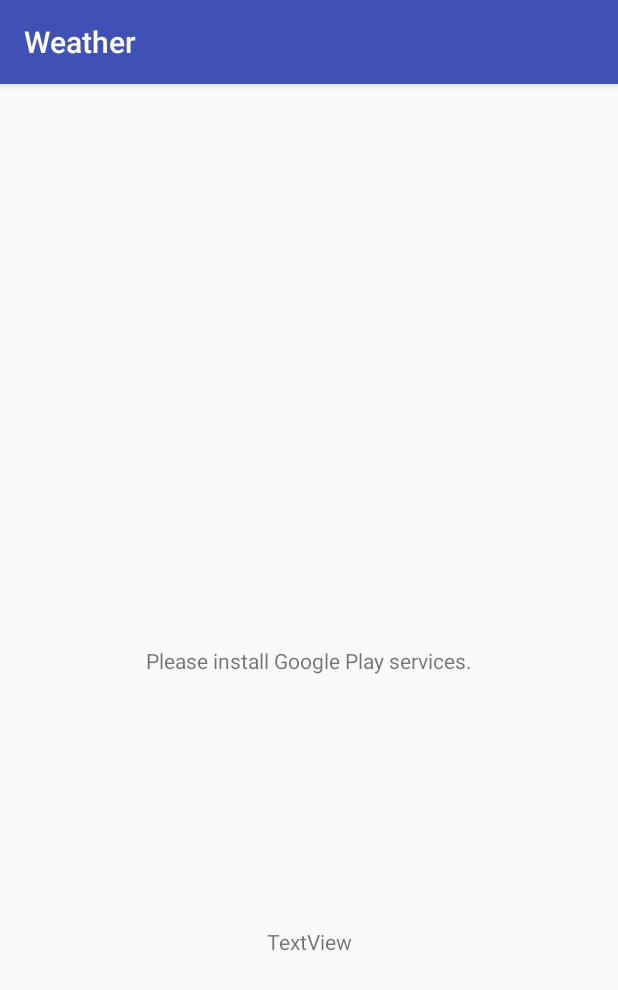
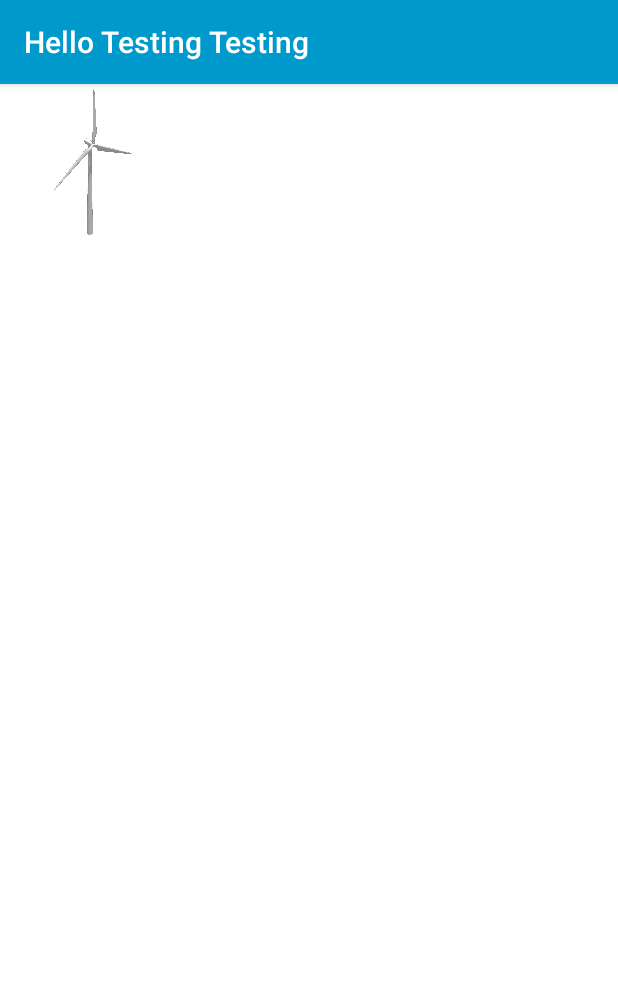
Before and after one commit to Cloud1225/weather, an Android app: the screen it shows after launch (MainActivity), on a phone screen of 412 x 824 dp. Shown: the top 990 px of the screen. Run offline under Robolectric (Android 15) with nearby library versions, the phone set to English and light mode, and no system bars.

Commit message:
New Code Added

```diff
--- a/app/build.gradle
+++ b/app/build.gradle
@@ -25,7 +25,7 @@ dependencies {
         exclude group: 'com.android.support', module: 'support-annotations'
     })
     compile 'com.android.support:appcompat-v7:25.3.1'
-    compile 'com.android.support.constraint:constraint-layout:1.0.2'
+    compile 'com.android.support:design:25.3.1'
     compile 'com.google.android.gms:play-services:11.2.0'
     testCompile 'junit:junit:4.12'
 }
--- a/app/src/main/java/com/example/sabiha/weather/FetchLocationAddressIntent.java
+++ b/app/src/main/java/com/example/sabiha/weather/FetchLocationAddressIntent.java
@@ -14,6 +14,7 @@ import java.io.IOException;
 import java.util.ArrayList;
 import java.util.List;
 import java.util.Locale;
+import java.lang.System;
 
 /**
  * Created by Sabiha on 8/28/2017.
--- a/app/src/main/java/com/example/sabiha/weather/MainActivity.java
+++ b/app/src/main/java/com/example/sabiha/weather/MainActivity.java
@@ -1,33 +1,54 @@
 package com.example.sabiha.weather;
 
 import android.content.Intent;
+import android.graphics.Bitmap;
+import android.graphics.BitmapFactory;
 import android.location.Location;
+import android.os.AsyncTask;
 import android.os.Build;
 import android.os.Handler;
 import android.os.ResultReceiver;
 import android.support.v7.app.AppCompatActivity;
 import android.os.Bundle;
+import android.support.v7.widget.Toolbar;
+import android.util.Log;
+import android.widget.ImageView;
 import android.widget.TextView;
 import android.widget.Toast;
+
+import org.json.JSONException;
 
 
 public class MainActivity extends AppCompatActivity  implements LocationDetailsPlayService.LocationCallback{
 
 
-    TextView latLng, addressTV;
+    TextView tempTV, descTV, windTV;
+    ImageView iconView;
 
     LocationDetailsPlayService LDPS;
     private AddressResultReceiver addResReceiver;
-
+    String Tag = MainActivity.class.getSimpleName();
     @Override
     protected void onCreate(Bundle savedInstanceState) {
         super.onCreate(savedInstanceState);
         setContentView(R.layout.activity_main);
 
-        latLng = (TextView) findViewById(R.id.tb);
-        addressTV = (TextView) findViewById(R.id.textView2);
+        //latLng = (TextView) findViewById(R.id.tb);
+        //addressTV = (TextView) findViewById(R.id.textView2);
+        tempTV = (TextView) findViewById(R.id.temp_textView);
+        descTV = (TextView) findViewById(R.id.desc_textView);
+        windTV = (TextView) findViewById(R.id.wind_textView);
+
+        iconView = (ImageView) findViewById(R.id.icon_iView);
+
         LDPS = new LocationDetailsPlayService(this, this);
         addResReceiver = new AddressResultReceiver(new Handler());
+
+        // Find the toolbar view inside the activity layout
+        Toolbar toolbar = (Toolbar) findViewById(R.id.main_toolbar);
+        // Sets the Toolbar to act as the ActionBar for this Activity window.
+        // Make sure the toolbar exists in the activity and is not null
+        setSupportActionBar(toolbar);
     }
 
     private void loadLocation()
@@ -36,7 +57,7 @@ public class MainActivity extends AppCompatActivity  implements LocationDetailsP
 
             String stringLongitude = String.valueOf(LDPS.getLongitude());
             String stringLatitude = String.valueOf(LDPS.getLatitude());
-            latLng.setText(stringLongitude + "  " + stringLatitude);
+            //latLng.setText(stringLongitude + "  " + stringLatitude);
         }
     }
 
@@ -51,7 +72,7 @@ public class MainActivity extends AppCompatActivity  implements LocationDetailsP
         super.onResume();
 
         if (!Permission.checkPlayServices(this)) {
-            latLng.setText("Please install Google Play services.");
+            //latLng.setText("Please install Google Play services.");
         }
         //loadLocation();
     }
@@ -92,9 +113,12 @@ public class MainActivity extends AppCompatActivity  implements LocationDetailsP
             double currentLatitude = location.getLatitude();
             double currentLongitude = location.getLongitude();
 
-            latLng.setText(currentLongitude + "  " + currentLatitude);
+            //latLng.setText(currentLongitude + "  " + currentLatitude);
 
             startIntentService(location);
+
+            JasonAsyncTask jasonAsyncTask = new JasonAsyncTask();
+            jasonAsyncTask.execute(new Location[]{location});
         }
     }
 
@@ -108,7 +132,7 @@ public class MainActivity extends AppCompatActivity  implements LocationDetailsP
 
     private void displayAddressOutput(String address)
     {
-        addressTV.setText(address);
+        //addressTV.setText(address);
         LDPS.stopConnection();
     }
 
@@ -139,4 +163,37 @@ public class MainActivity extends AppCompatActivity  implements LocationDetailsP
         }
 
     }
+
+    public class JasonAsyncTask extends AsyncTask<Location, Void, WeatherDetails> {
+        @Override
+        protected WeatherDetails doInBackground(Location... params) {
+            WeatherDetails weather;
+            String data = JasonParser.getWeatherData(params[0]);
+            Log.i(Tag, data);
+            try {
+                weather = JasonParser.getWeatherDetails(data);
+                weather.iconData = JasonParser.getWeatherImage(weather.currentWeather.getIcon());
+                return weather;
+            }
+            catch (JSONException e)
+            {
+                e.printStackTrace();
+                return null;
+            }
+        }
+
+        @Override
+        protected void onPostExecute(WeatherDetails weatherDetails) {
+            super.onPostExecute(weatherDetails);
+            Log.d(Tag, weatherDetails.iconData.toString());
+            tempTV.setText(String.valueOf(weatherDetails.main.getTemperature()));
+            descTV.setText(weatherDetails.currentWeather.getDescription());
+            windTV.setText("Dir: "+weatherDetails.wind.getWindDirection()+"  Speed: "+weatherDetails.wind.getWindSpeed());
+
+            if (weatherDetails.iconData != null && weatherDetails.iconData.length > 0) {
+                Bitmap img = BitmapFactory.decodeByteArray(weatherDetails.iconData, 0, weatherDetails.iconData.length);
+                iconView.setImageBitmap(img);
+            }
+        }
+    }
 }
--- a/app/src/main/res/layout/activity_main.xml
+++ b/app/src/main/res/layout/activity_main.xml
@@ -1,5 +1,88 @@
 <?xml version="1.0" encoding="utf-8"?>
-<android.support.constraint.ConstraintLayout xmlns:android="http://schemas.android.com/apk/res/android"
+<android.support.design.widget.CoordinatorLayout
+    xmlns:android="http://schemas.android.com/apk/res/android"
+    xmlns:app="http://schemas.android.com/apk/res-auto"
+    android:layout_width="match_parent"
+    android:layout_height="match_parent"
+    android:background="@android:color/background_light"
+    android:fitsSystemWindows="false"
+    >
+
+    <android.support.design.widget.AppBarLayout
+        android:id="@+id/main.appbar"
+        android:layout_width="match_parent"
+        android:layout_height="wrap_content"
+        android:theme="@style/ThemeOverlay.AppCompat.ActionBar"
+        android:fitsSystemWindows="true"
+        >
+
+
+        <android.support.v7.widget.Toolbar
+            android:id="@+id/main.toolbar"
+            android:layout_width="match_parent"
+            android:layout_height="?attr/actionBarSize"
+            app:popupTheme="@style/ThemeOverlay.AppCompat.Light"
+            app:layout_collapseMode="pin"
+            android:background="@android:color/holo_blue_dark"
+            app:title="Hello Testing Testing"
+            />
+    </android.support.design.widget.AppBarLayout>
+
+    <android.support.v4.widget.NestedScrollView
+        android:layout_width="match_parent"
+        android:layout_height="match_parent"
+        app:layout_behavior="@string/appbar_scrolling_view_behavior"
+        >
+        <RelativeLayout
+            android:layout_width="match_parent"
+            android:layout_height="match_parent"
+            >
+
+        <TextView
+            android:layout_width="match_parent"
+            android:layout_height="wrap_content"
+            android:textSize="30sp"
+            android:lineSpacingExtra="8dp"
+            android:id="@+id/temp_textView"
+            android:layout_gravity="center_horizontal"
+            />
+        <ImageView
+            android:layout_height="30dp"
+            android:layout_width="30dp"
+            android:layout_gravity="center_horizontal"
+            android:id="@+id/icon_iView"
+            />
+        <TextView
+            android:layout_width="match_parent"
+            android:layout_height="wrap_content"
+            android:textSize="25sp"
+            android:id="@+id/desc_textView"
+            android:layout_gravity="center_horizontal"
+            />
+        <TextView
+            android:layout_width="match_parent"
+            android:layout_height="wrap_content"
+            android:textSize="20dp"
+            android:text="Wind"
+            android:layout_gravity="left"
+            />
+        <ImageView
+            android:layout_width="120dp"
+            android:layout_height="120dp"
+            android:src="@drawable/windmill"
+            />
+        <TextView
+            android:layout_width="match_parent"
+            android:layout_height="wrap_content"
+            android:textSize="25sp"
+            android:id="@+id/wind_textView"
+            android:layout_gravity="center_horizontal"
+            />
+        </RelativeLayout>
+    </android.support.v4.widget.NestedScrollView>
+
+</android.support.design.widget.CoordinatorLayout>
+<!--<android.support.constraint.ConstraintLayout xmlns:android="http://schemas.android.com/apk/res/android"
     xmlns:app="http://schemas.android.com/apk/res-auto"
     xmlns:tools="http://schemas.android.com/tools"
     android:layout_width="match_parent"
@@ -28,3 +111,4 @@
         />
 
 </android.support.constraint.ConstraintLayout>
+-->
```
Also changed, not shown: app/src/main/AndroidManifest.xml (+1 -6 lines), app/src/main/java/com/example/sabiha/weather/JasonParser.java (added, +173 -0 lines), app/src/main/java/com/example/sabiha/weather/WeatherDetails.java (+213 -20 lines), app/src/main/res/drawable/windmill.gif (added).
